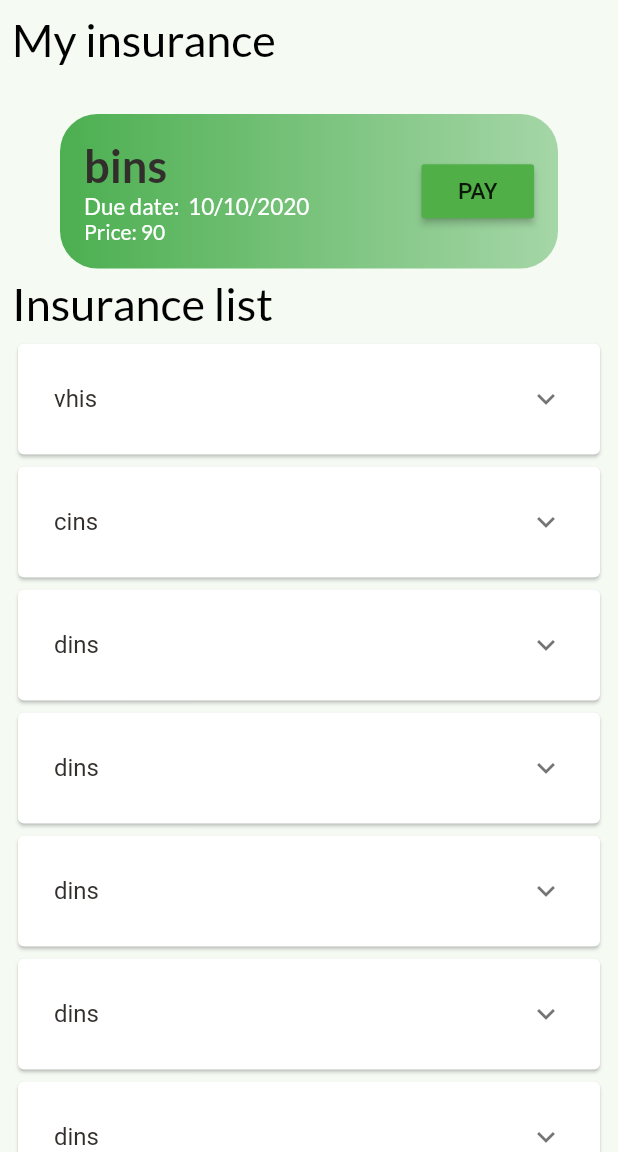
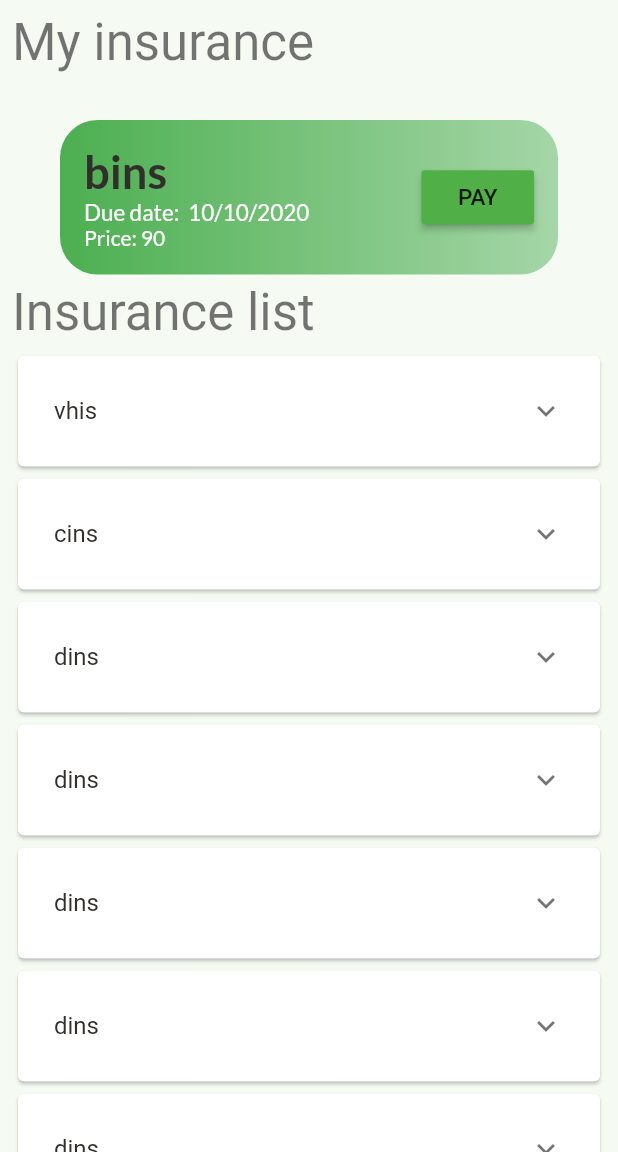
Before and after one commit to andyeung523/superCardClient, a Flutter app: the InsurancePage screen opened directly, on a phone screen of 412 x 824 dp, the part 84-1236 px from its top. Run offline on Flutter 3.47's test engine with Material 2 defaults, Android fonts, the phone set to English and light mode, and no system bars; our stand-ins replace bloc, flutter_bloc, flutter_login, font_awesome_flutter, google_fonts, google_maps_flutter and 2 more; missing offline and left inert: flutter_circular_slider; network calls fail.

Commit message:
edited some insurance page style

```diff
--- a/lib/view/insurance_page.dart
+++ b/lib/view/insurance_page.dart
@@ -39,15 +39,11 @@ class _InsurancePageState extends State<InsurancePage> {
               parent: AlwaysScrollableScrollPhysics()),
           children: [
             Container(
-                child: Text(
+              child: Text(
               'My insurance',
-              style: GoogleFonts.lato(
-                textStyle: TextStyle(
-                  fontSize: 30.0,
-                  color: Colors.black,
-                ),
+              style: Theme.of(context).textTheme.headline4,
               ),
-            )),
+            ),
             BlocConsumer<InsuranceBloc, InsuranceState>(
               listener: (context, state) {
                 if (state is InsuraceError)
@@ -67,12 +63,7 @@ class _InsurancePageState extends State<InsurancePage> {
               padding: const EdgeInsets.symmetric(vertical: 5.0),
               child: Text(
                 'Insurance list',
-                style: GoogleFonts.lato(
-                  textStyle: TextStyle(
-                    fontSize: 30.0,
-                    color: Colors.black,
-                  ),
-                ),
+                style: Theme.of(context).textTheme.headline4,
               ),
             ),
             BlocConsumer<InsuranceBloc, InsuranceState>(
```
